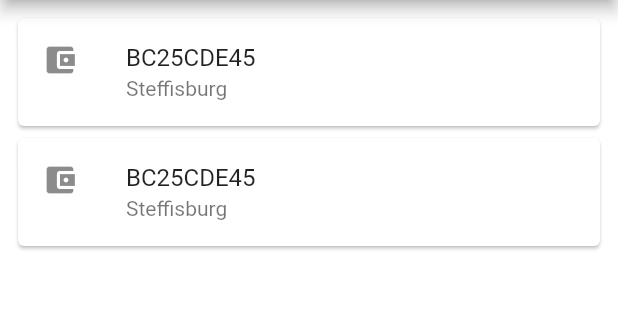
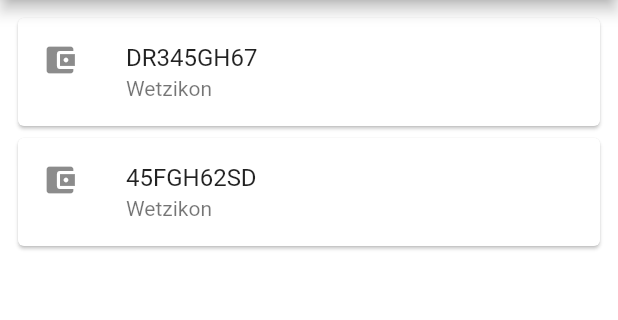
Before and after one commit to ecoo-app/ecoo-app, a Flutter app: the screen it shows after launch, after a tap on the "menu" icon, on a phone screen of 412 x 824 dp, the part 84-404 px from its top. Run offline on Flutter 3.47's test engine with Material 2 defaults, Android fonts, the phone set to English and light mode, and no system bars; our stand-ins replace bloc, dartz, equatable, get_it, qr_flutter, shared_preferences; missing offline and left inert: barcode_scan.

Commit message:
finalize view model state management

```diff
--- a/lib/business/abstract_wallet_repo.dart
+++ b/lib/business/abstract_wallet_repo.dart
@@ -5,7 +5,7 @@ import 'package:e_coupon/core/failure.dart';
 import 'entities/wallet.dart';
 
 abstract class IWalletRepo {
-  List<Wallet> getWallets();
+  Future<Either<Failure, List<Wallet>>> getWallets(userIdentifier);
   Future<Either<Failure, Wallet>> getWalletData(id);
   Future<Either<Failure, List<Transaction>>> getWalletTransactions(
       id, filter); // and pagination cursor?
--- /dev/null
+++ b/lib/business/get_all_wallets.dart
@@ -0,0 +1,27 @@
+import 'package:dartz/dartz.dart';
+import 'package:e_coupon/core/failure.dart';
+import 'package:equatable/equatable.dart';
+import 'package:meta/meta.dart';
+
+import 'abstract_wallet_repo.dart';
+import 'core/abstract_use_case.dart';
+import 'entities/wallet.dart';
+
+class GetAllWallets extends UseCase<List<Wallet>, Params> {
+  final IWalletRepo repository;
+
+  GetAllWallets({this.repository});
+
+  Future<Either<Failure, List<Wallet>>> call(Params params) async {
+    return await repository.getWallets(params.userIdentifier);
+  }
+}
+
+class Params extends Equatable {
+  final String userIdentifier;
+
+  Params({@required this.userIdentifier});
+
+  @override
+  List<Object> get props => [userIdentifier];
+}
--- a/lib/core/injection_container.dart
+++ b/lib/core/injection_container.dart
@@ -1,7 +1,9 @@
 import 'package:e_coupon/business/abstract_wallet_repo.dart';
+import 'package:e_coupon/business/get_all_wallets.dart';
 import 'package:e_coupon/business/get_wallet.dart';
 import 'package:e_coupon/data/wallet_repo.dart';
-import 'package:e_coupon/ui/screens/wallet_screens/wallet_model.dart';
+import 'package:e_coupon/ui/screens/wallet_screens/wallet_view_model.dart';
+import 'package:e_coupon/ui/screens/wallets_overview/wallets_view_model.dart';
 import 'package:get_it/get_it.dart';
 import 'package:http/http.dart' as http;
 import 'package:shared_preferences/shared_preferences.dart';
@@ -13,12 +15,16 @@ Future<void> initServiceLocator() async {
 
   //! Features
   // VM
-  serviceLocator.registerLazySingleton(
-      () => WalletViewModel(getWallet: serviceLocator()));
+  serviceLocator.registerFactory(
+      () => WalletViewModel(getWallet: serviceLocator<GetWallet>()));
+  serviceLocator.registerFactory(
+      () => WalletsViewModel(getAllWallets: serviceLocator<GetAllWallets>()));
 
   // Use cases
-  serviceLocator
-      .registerLazySingleton(() => GetWallet(repository: serviceLocator()));
+  serviceLocator.registerLazySingleton(
+      () => GetWallet(repository: serviceLocator<IWalletRepo>()));
+  serviceLocator.registerLazySingleton(
+      () => GetAllWallets(repository: serviceLocator<IWalletRepo>()));
 
   // Repository
   serviceLocator.registerLazySingleton<IWalletRepo>(
--- a/lib/data/wallet_repo.dart
+++ b/lib/data/wallet_repo.dart
@@ -10,6 +10,21 @@ import 'package:e_coupon/core/failure.dart';
 class WalletRepo implements IWalletRepo {
   @override
   Future<Either<Failure, List<Transaction>>> getWalletTransactions(id, filter) {
+    return getMockTransactions(id, filter);
+  }
+
+  @override
+  Future<Either<Failure, List<Wallet>>> getWallets(userIdentifier) {
+    return getMockWallets();
+  }
+
+  @override
+  Future<Either<Failure, Wallet>> getWalletData(id) {
+    return getMockWalletData(id);
+  }
+
+  /// mock code
+  getMockTransactions(id, filter) {
     for (final wallet in MockWallets) {
       if (wallet.id == id) return wallet.transactions;
     }
@@ -17,15 +32,16 @@ class WalletRepo implements IWalletRepo {
     return null;
   }
 
-  @override
-  List<Wallet> getWallets() {
-    return MockWallets;
+  getMockWallets() {
+    var completer = Completer<Either<Failure, List<Wallet>>>();
+    completer.complete(Right(MockWallets));
+    return completer.future;
   }
 
-  @override
-  Future<Either<Failure, Wallet>> getWalletData(id) {
+  getMockWalletData(id) {
     for (final wallet in MockWallets) {
       if (wallet.id == id) {
+        // generate a future
         var completer = Completer<Either<Failure, Wallet>>();
         completer.complete(Right(wallet));
         return completer.future;
--- a/lib/main.dart
+++ b/lib/main.dart
@@ -1,7 +1,8 @@
 import 'dart:convert';
 
 import 'package:e_coupon/generated/i18n.dart';
-import 'package:e_coupon/ui/screens/wallet_screens/wallet_model.dart';
+import 'package:e_coupon/ui/screens/wallet_screens/wallet_view_model.dart';
+import 'package:e_coupon/ui/screens/wallets_overview/wallets_view_model.dart';
 import 'package:flutter/material.dart';
 import 'package:flutter_localizations/flutter_localizations.dart';
 import 'package:http/http.dart' as http;
@@ -14,11 +15,22 @@ import 'ui/shared/video_cell.dart';
 void main() {
   initServiceLocator();
   runApp(
-    ChangeNotifierProvider(
-      create: (_) => serviceLocator<WalletViewModel>(),
+    MultiProvider(
+      providers: [
+        ChangeNotifierProvider<WalletViewModel>(
+            create: (_) => serviceLocator<WalletViewModel>()),
+        ChangeNotifierProvider<WalletsViewModel>(
+            create: (_) => serviceLocator<WalletsViewModel>()),
+      ],
       child: TestApp(),
     ),
   );
+  // runApp(
+  //   ChangeNotifierProvider<WalletsViewModel>(
+  //     create: (_) => serviceLocator<WalletsViewModel>(),
+  //     child: TestApp(),
+  //   ),
+  // );
   //runApp(TestApp());
 }
 
--- /dev/null
+++ b/lib/ui/core/base_view.dart
@@ -0,0 +1,34 @@
+import 'package:e_coupon/core/injection_container.dart';
+import 'package:flutter/material.dart';
+import 'package:provider/provider.dart';
+
+import 'base_view_model.dart';
+
+class BaseView<T extends BaseViewModel> extends StatefulWidget {
+  final Widget Function(BuildContext context, T model, Widget child) builder;
+  final Function(T) onModelReady;
+
+  BaseView({this.builder, this.onModelReady});
+
+  @override
+  _BaseViewState<T> createState() => _BaseViewState<T>();
+}
+
+class _BaseViewState<T extends BaseViewModel> extends State<BaseView<T>> {
+  T model = serviceLocator<T>();
+
+  @override
+  void initState() {
+    if (widget.onModelReady != null) {
+      widget.onModelReady(model);
+    }
+    super.initState();
+  }
+
+  @override
+  Widget build(BuildContext context) {
+    return ChangeNotifierProvider<T>(
+        create: (context) => model,
+        child: Consumer<T>(builder: widget.builder));
+  }
+}
--- /dev/null
+++ b/lib/ui/core/base_view_model.dart
@@ -0,0 +1,13 @@
+import 'package:e_coupon/ui/core/viewstate.dart';
+import 'package:flutter/widgets.dart';
+
+class BaseViewModel extends ChangeNotifier {
+  ViewState _state = ViewState.Idle;
+
+  ViewState get state => _state;
+
+  void setState(ViewState viewState) {
+    _state = viewState;
+    notifyListeners();
+  }
+}
--- /dev/null
+++ b/lib/ui/core/router.dart
@@ -0,0 +1,5 @@
+import 'package:flutter/cupertino.dart';
+
+class Router {
+  static Route<dynamic> generateRoute(RouteSettings settings) {}
+}
--- /dev/null
+++ b/lib/ui/core/viewstate.dart
@@ -0,0 +1 @@
+enum ViewState { Idle, Busy }
--- a/lib/ui/screens/wallet_screens/wallet_model.dart
+++ b/lib/ui/screens/wallet_screens/wallet_view_model.dart
@@ -3,13 +3,12 @@ import 'package:e_coupon/business/entities/transaction.dart';
 import 'package:e_coupon/business/entities/wallet.dart';
 import 'package:e_coupon/business/get_wallet.dart';
 import 'package:e_coupon/core/failure.dart';
+import 'package:e_coupon/ui/core/base_view_model.dart';
 import 'package:flutter/cupertino.dart';
-
-enum ViewState { Default, Idle, Loading, Success }
 
 // add AppStateModel -> holds all wallets and the current selected... ?
 
-class WalletViewModel extends ChangeNotifier {
+class WalletViewModel extends BaseViewModel {
   String _walletId =
       'BA8ED1'; // TODO get wallet from shared Preferences (always save last used wallet and use it on app open)
   Wallet _walletData;
@@ -17,8 +16,6 @@ class WalletViewModel extends ChangeNotifier {
   final GetWallet getWallet;
 
   WalletViewModel({this.getWallet});
-
-  final List<Wallet> _items = [];
 
   String get selectedWalletId => _walletId;
   Wallet get selectedWallet => _walletData;
@@ -35,22 +32,4 @@ class WalletViewModel extends ChangeNotifier {
       });
     });
   }
-
-  /// The current total price of all items (assuming all items cost $42).
-  int get totalPrice => _items.length * 42;
-
-  /// Adds [item] to cart. This and [removeAll] are the only ways to modify the
-  /// cart from the outside.
-  void add(Wallet item) {
-    _items.add(item);
-    // This call tells the widgets that are listening to this model to rebuild.
-    notifyListeners();
-  }
-
-  /// Removes all items from the cart.
-  void removeAll() {
-    _items.clear();
-    // This call tells the widgets that are listening to this model to rebuild.
-    notifyListeners();
-  }
 }
--- a/lib/ui/screens/wallet_screens/wallets/wallet_layout.dart
+++ b/lib/ui/screens/wallet_screens/wallets/wallet_layout.dart
@@ -1,4 +1,4 @@
-import 'package:e_coupon/ui/screens/wallet_screens/wallets_overview/wallets_overview.dart';
+import 'package:e_coupon/ui/screens/wallets_overview/wallets_overview.dart';
 import 'package:flutter/material.dart';
 
 class WalletLayout extends StatelessWidget {
--- a/lib/ui/screens/wallet_screens/wallets/wallet_state.dart
+++ b/lib/ui/screens/wallet_screens/wallets/wallet_state.dart
@@ -9,7 +9,7 @@ import 'package:e_coupon/ui/shared/transactions_list.dart';
 import 'package:flutter/material.dart';
 import 'package:provider/provider.dart';
 
-import '../wallet_model.dart';
+import '../wallet_view_model.dart';
 import 'wallet_layout.dart';
 
 class WalletState extends State<WalletScreen> {
--- a/lib/ui/screens/wallet_screens/wallets_overview/wallets_overview.dart
+++ /dev/null
@@ -1,20 +0,0 @@
-import 'package:e_coupon/ui/shared/wallet_card.dart';
-import 'package:flutter/material.dart';
-
-class WalletsOverview extends StatelessWidget {
-  @override
-  Widget build(BuildContext context) {
-    return Scaffold(
-        appBar: AppBar(
-          title: Text('Wallets'),
-          backgroundColor: Colors.cyan,
-        ),
-        body: ListView.builder(
-          padding: const EdgeInsets.all(8),
-          itemCount: 2,
-          itemBuilder: (context, i) {
-            return WalletCard();
-          },
-        ));
-  }
-}
--- /dev/null
+++ b/lib/ui/screens/wallets_overview/wallets_overview.dart
@@ -0,0 +1,30 @@
+import 'package:e_coupon/ui/core/base_view.dart';
+import 'package:e_coupon/ui/core/viewstate.dart';
+import 'package:e_coupon/ui/screens/wallets_overview/wallets_view_model.dart';
+import 'package:e_coupon/ui/shared/wallet_card.dart';
+import 'package:flutter/material.dart';
+
+class WalletsOverview extends StatelessWidget {
+  @override
+  Widget build(BuildContext context) {
+    return Scaffold(
+        appBar: AppBar(
+          title: Text('Wallets'),
+          backgroundColor: Colors.cyan,
+        ),
+        body: BaseView<WalletsViewModel>(
+            onModelReady: (vmodel) => vmodel.loadWallets(),
+            builder: (context, vmodel, child) {
+              return vmodel.state == ViewState.Busy
+                  ? Center(child: CircularProgressIndicator())
+                  : ListView.builder(
+                      padding: const EdgeInsets.all(8),
+                      itemCount: 2,
+                      itemBuilder: (context, i) {
+                        final wallet = vmodel.wallets[i];
+                        return WalletCard(wallet: wallet);
+                      },
+                    );
+            }));
+  }
+}
--- /dev/null
+++ b/lib/ui/screens/wallets_overview/wallets_view_model.dart
@@ -0,0 +1,46 @@
+import 'package:e_coupon/business/entities/wallet.dart';
+import 'package:e_coupon/business/get_all_wallets.dart';
+import 'package:e_coupon/ui/core/base_view_model.dart';
+import 'package:e_coupon/ui/screens/wallet_screens/wallet_view_model.dart';
+import 'package:flutter/cupertino.dart';
+import 'package:flutter/material.dart';
+import 'package:e_coupon/ui/core/viewstate.dart';
+
+class WalletsViewModel extends BaseViewModel {
+  List<Wallet> _wallets = [];
+  final GetAllWallets _getAllWallets;
+
+  WalletsViewModel({getAllWallets}) : _getAllWallets = getAllWallets;
+
+  List<Wallet> get wallets => _wallets;
+
+  void loadWallets() async {
+    setState(ViewState.Busy);
+
+    Future.delayed(const Duration(seconds: 1), () async {
+      print('load wallets');
+      var walletsOrFailure =
+          await _getAllWallets(Params(userIdentifier: 'string'));
+      walletsOrFailure.fold(
+          (failure) => print('FAILURE'), (wallets) => _wallets = wallets);
+
+      setState(ViewState.Idle);
+    });
+  }
+
+  // List<Wallet> get allWallets {
+  //   setState(ViewState.Loading);
+
+  //   _getAllWallets(Params(userIdentifier: 'string'))
+  //       .then((walletsOrFailure) => {
+  //             walletsOrFailure.fold(
+  //               (failure) => print('FAILURE'),
+  //               (wallets) => _wallets = wallets,
+  //             )
+  //           })
+  //       .catchError((onError) => print(onError));
+
+  //   setState(ViewState.Idle);
+  //   return _wallets;
+  // }
+}
--- a/lib/ui/shared/wallet_card.dart
+++ b/lib/ui/shared/wallet_card.dart
@@ -1,9 +1,12 @@
+import 'package:e_coupon/business/entities/wallet.dart';
 import 'package:flutter/cupertino.dart';
 import 'package:flutter/material.dart';
 
 class WalletCard extends StatelessWidget {
-  // TODO finals: walletId, amount, name coins, privateOrShop
-  WalletCard({Key key}) : super(key: key);
+  final Wallet wallet;
+  final onPressed;
+
+  WalletCard({this.wallet, this.onPressed, Key key}) : super(key: key);
 
   @override
   Widget build(BuildContext context) {
@@ -12,10 +15,12 @@ class WalletCard extends StatelessWidget {
         child: Column(
           mainAxisSize: MainAxisSize.min,
           children: <Widget>[
-            const ListTile(
+            ListTile(
+              // other clickable widget: InkWell: use as child of card
+              onTap: onPressed,
               leading: Icon(Icons.account_balance_wallet),
-              title: Text('BC25CDE45'),
-              subtitle: Text('Steffisburg'),
+              title: Text(wallet.id),
+              subtitle: Text(wallet.currency),
             ),
           ],
         ),
```
Also changed, not shown: lib/ui/shared/menu_screen.dart (renamed from lib/ui/screens/menu/menu_screen.dart).
